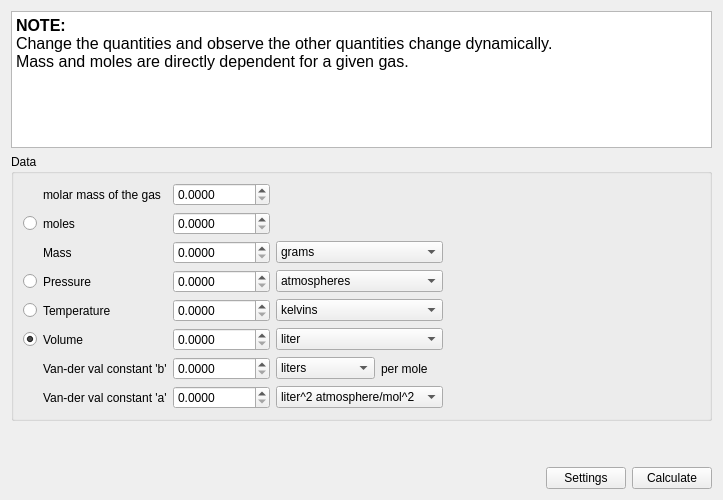
This is src/calculator/gasCalculator.ui in KDE/kalzium as Qt 5 draws it before an edit. The edited form follows.
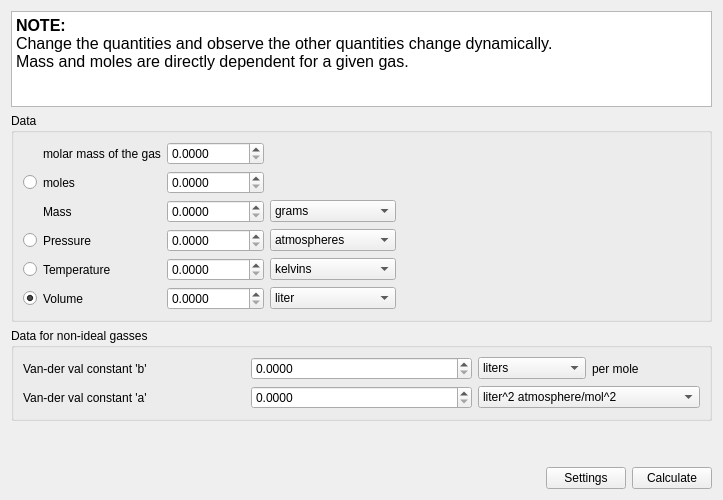
This is the edited form. Custom widgets are drawn as their Qt base class.

Commit message: Adding the configurations for the calculator.

The edit to the form file:
```diff
--- a/src/calculator/gasCalculator.ui
+++ b/src/calculator/gasCalculator.ui
@@ -324,14 +324,32 @@
         </item>
        </widget>
       </item>
-      <item row="6" column="1">
+     </layout>
+    </widget>
+   </item>
+   <item>
+    <widget class="QGroupBox" name="non_ideal">
+     <property name="title">
+      <string>Data for non-ideal gasses</string>
+     </property>
+     <layout class="QVBoxLayout" name="verticalLayout">
+      <item>
+       <layout class="QGridLayout" name="gridLayout_4">
+        <item row="0" column="0">
        <widget class="QLabel" name="label_30">
         <property name="text">
          <string>Van-der val constant 'b'</string>
         </property>
        </widget>
       </item>
-      <item row="6" column="2">
+        <item row="1" column="0">
+         <widget class="QLabel" name="label_28">
+          <property name="text">
+           <string>Van-der val constant 'a'</string>
+          </property>
+         </widget>
+        </item>
+        <item row="0" column="1">
        <widget class="QDoubleSpinBox" name="b">
         <property name="decimals">
          <number>4</number>
@@ -341,7 +359,17 @@
         </property>
        </widget>
       </item>
-      <item row="6" column="3">
+        <item row="1" column="1">
+         <widget class="QDoubleSpinBox" name="a">
+          <property name="decimals">
+           <number>4</number>
+          </property>
+          <property name="maximum">
+           <double>1000000000.000000000000000</double>
+          </property>
+         </widget>
+        </item>
+        <item row="0" column="2">
        <layout class="QHBoxLayout" name="horizontalLayout">
         <item>
          <widget class="QComboBox" name="b_unit">
@@ -386,24 +414,7 @@
         </item>
        </layout>
       </item>
-      <item row="7" column="1">
-       <widget class="QLabel" name="label_28">
-        <property name="text">
-         <string>Van-der val constant 'a'</string>
-        </property>
-       </widget>
-      </item>
-      <item row="7" column="2">
-       <widget class="QDoubleSpinBox" name="a">
-        <property name="decimals">
-         <number>4</number>
-        </property>
-        <property name="maximum">
-         <double>1000000000.000000000000000</double>
-        </property>
-       </widget>
-      </item>
-      <item row="7" column="3">
+        <item row="1" column="2">
        <widget class="QComboBox" name="a_unit">
         <item>
          <property name="text">
@@ -411,6 +422,8 @@
          </property>
         </item>
        </widget>
+        </item>
+       </layout>
       </item>
      </layout>
     </widget>
```
Left out of the diff: 2 changed lines with no effect on the pictures. Lines whose indentation alone changed are shown as unchanged. The commit also changes 7 other files.
